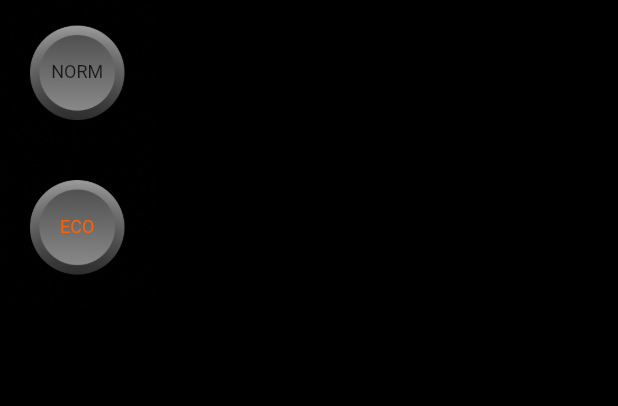
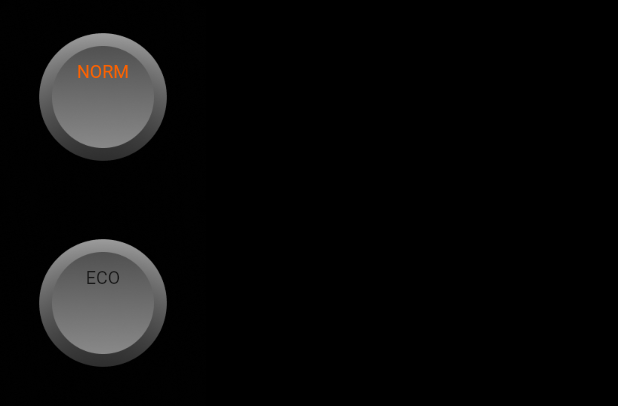
Before and after one commit to deorditse/fireplace_wifi_app, a Flutter app: the _ColumnButton widget shown alone on an empty page, opened directly, after a tap on "NORM", on a phone screen of 412 x 824 dp. Shown: the top 406 px of the screen. Run offline on Flutter 3.47's test engine with Material 2 defaults, Android fonts, the light colour scheme and no system bars; our stand-ins replace connectivity_plus, dio, get, permission_handler; missing offline and left inert: network_info_plus.

Commit message:
update state button

```diff
--- a/lib/packages/business_layout/lib/src/integration_for_all_pages_getX_ controller/controller_fireplace_connection.dart
+++ b/lib/packages/business_layout/lib/src/integration_for_all_pages_getX_ controller/controller_fireplace_connection.dart
@@ -31,7 +31,10 @@ class FireplaceConnectionGetXController extends GetxController {
     });
   }
 
+  //окно с информационным сообщением
   String alertMessage = 'камин готов к работе';
+
+  //данные таймера
   String dataTimer = '00 : 00 : 00';
 
   //тут будут лежать id каминов
--- a/lib/packages/ui_layout/pages/all_pages/smartPrime_1000/body_page_smart_prime_1000.dart
+++ b/lib/packages/ui_layout/pages/all_pages/smartPrime_1000/body_page_smart_prime_1000.dart
@@ -94,19 +94,18 @@ class _StartBodyScreenFireplace extends StatelessWidget {
                 backgroundColor: Colors.transparent,
                 radius: MediaQuery.of(context).size.width / 6,
                 child: Image.asset(
-                  (controllerApp.isPlayFireplace == false &&
+                  (!controllerApp.isPlayFireplace &&
                           !controllerApp.fuelSystemError)
                       ? 'assets/button_fireplace/play.png'
                       : 'assets/button_fireplace/stop.png',
                   fit: BoxFit.none,
-                  scale: 2.4,
+                  scale: 2,
                 ),
               ),
             ),
           ),
 
-          if ((!controllerApp.isPlayFireplace &&
-              !controllerApp.fuelSystemError))
+          if ((controllerApp.isPlayFireplace && !controllerApp.fuelSystemError))
             Flexible(child: _ColumnButton()),
 
           // PlayFireplaceBodyScreenSmartPrime1000(),
@@ -119,7 +118,9 @@ class _StartBodyScreenFireplace extends StatelessWidget {
 class _ColumnButton extends StatelessWidget {
   _ColumnButton({Key? key}) : super(key: key);
 
-  Rx<bool> _diactivateButton = true.obs;
+  Rx<bool> _buttonNorm = true.obs;
+  Rx<bool> _buttonEco = false.obs;
+
   Color _colorTextButtonBlack = Color.fromRGBO(25, 25, 25, 1);
 
   @override
@@ -130,18 +131,21 @@ class _ColumnButton extends StatelessWidget {
         Flexible(
           child: GestureDetector(
             onTap: () {
-              _diactivateButton.value = !_diactivateButton.value;
+              if (!_buttonNorm.value) {
+                _buttonNorm.value = !_buttonNorm.value;
+              }
+              _buttonEco.value = false;
             },
             child: CircleAvatar(
               backgroundColor: Colors.transparent,
-              radius: MediaQuery.of(context).size.width / 8,
+              radius: MediaQuery.of(context).size.width / 6,
               child: Stack(
                 alignment: Alignment.topCenter,
                 children: [
                   Image.asset(
                     'assets/button_fireplace/clear_button.png',
                     fit: BoxFit.none,
-                    scale: 2.7,
+                    scale: 2,
                   ),
                   Obx(
                     () => Positioned(
@@ -150,7 +154,7 @@ class _ColumnButton extends StatelessWidget {
                         'NORM',
                         style: myTextStyleFontRoboto(
                           fontSize: 12,
-                          textColor: _diactivateButton.value
+                          textColor: _buttonNorm.value
                               ? myColorActivity
                               : _colorTextButtonBlack,
                         ),
@@ -165,19 +169,21 @@ class _ColumnButton extends StatelessWidget {
         Flexible(
           child: GestureDetector(
             onTap: () {
-// FireplaceConnectionGetXController.instance.stopFireplace();
-              _diactivateButton.value = !_diactivateButton.value;
+              if (!_buttonEco.value) {
+                _buttonEco.value = !_buttonEco.value;
+              }
+              _buttonNorm.value = false;
             },
             child: CircleAvatar(
               backgroundColor: Colors.transparent,
-              radius: MediaQuery.of(context).size.width / 8,
+              radius: MediaQuery.of(context).size.width / 6,
               child: Stack(
                 alignment: Alignment.topCenter,
                 children: [
                   Image.asset(
                     'assets/button_fireplace/clear_button.png',
                     fit: BoxFit.none,
-                    scale: 2.7,
+                    scale: 2,
                   ),
                   Obx(
                     () => Positioned(
@@ -186,9 +192,9 @@ class _ColumnButton extends StatelessWidget {
                         'ECO',
                         style: myTextStyleFontRoboto(
                           fontSize: 12,
-                          textColor: _diactivateButton.value
-                              ? _colorTextButtonBlack
-                              : myColorActivity,
+                          textColor: _buttonEco.value
+                              ? myColorActivity
+                              : _colorTextButtonBlack,
                         ),
                       ),
                     ),
```
